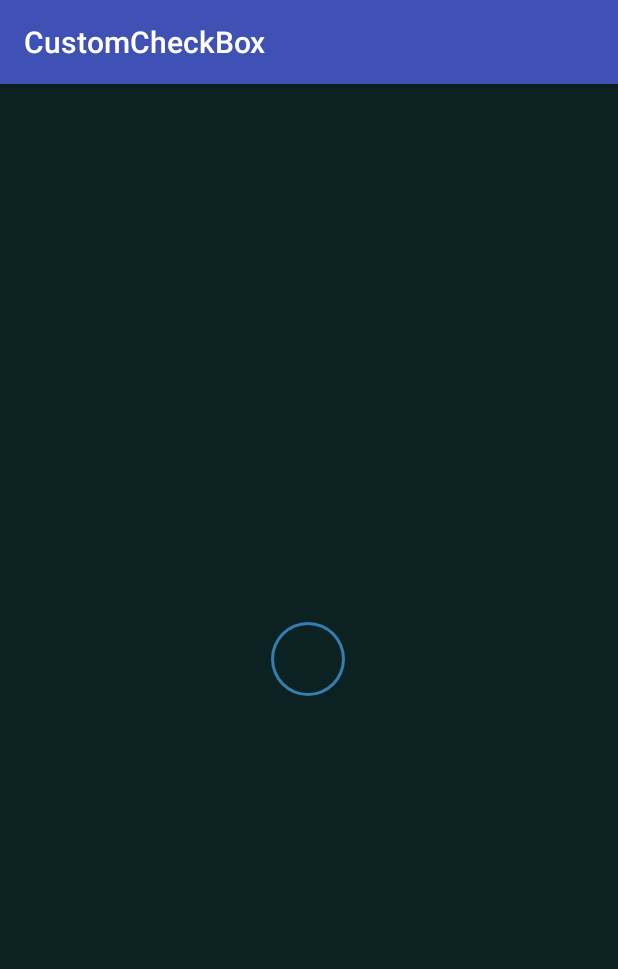
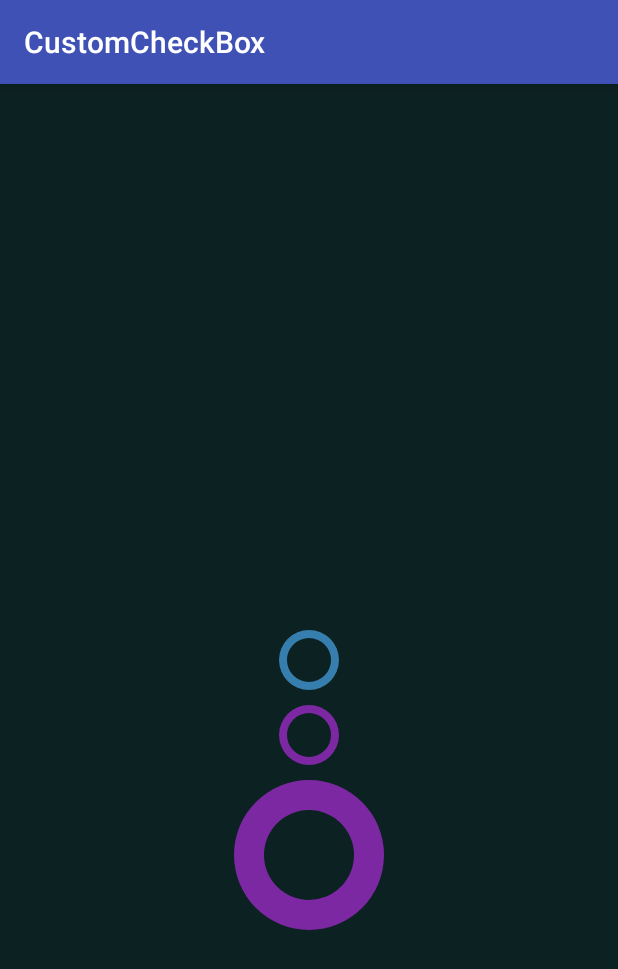
Before and after one commit to caihuanjian/CustomCheckBox, an Android app: the screen it shows after launch (MainActivity), on a phone screen of 412 x 824 dp. Shown: the top 969 px of the screen. Run offline under Robolectric (Android 15) with nearby library versions, the phone set to English and light mode, and no system bars.

Commit message:
添加自定义属性，颜色渐变

```diff
--- a/app/src/main/java/com/rain/customcheckbox/MainActivity.java
+++ b/app/src/main/java/com/rain/customcheckbox/MainActivity.java
@@ -1,13 +1,32 @@
 package com.rain.customcheckbox;
 
+import android.os.Bundle;
 import android.support.v7.app.AppCompatActivity;
-import android.os.Bundle;
+import android.widget.Toast;
+
+import com.rain.customcheckbox.views.CustomCheckBox;
 
 public class MainActivity extends AppCompatActivity {
+
+    private CustomCheckBox customCheckBox1, customCheckBox2;
 
     @Override
     protected void onCreate(Bundle savedInstanceState) {
         super.onCreate(savedInstanceState);
         setContentView(R.layout.activity_main);
+        customCheckBox1 = (CustomCheckBox) findViewById(R.id.checkbox1);
+        customCheckBox2 = (CustomCheckBox) findViewById(R.id.checkbox2);
+        customCheckBox1.setOnCheckChangedListener(new CustomCheckBox.onCheckChangedListener() {
+            @Override
+            public void onCheckChange(CustomCheckBox checkBox, boolean isChecked) {
+                Toast.makeText(MainActivity.this, "checkbox1 " + (isChecked ? " checked " : "unchecked"), Toast.LENGTH_SHORT).show();
+            }
+        });
+        customCheckBox2.setOnCheckChangedListener(new CustomCheckBox.onCheckChangedListener() {
+            @Override
+            public void onCheckChange(CustomCheckBox checkBox, boolean isChecked) {
+                Toast.makeText(MainActivity.this, "checkbox2 " + (isChecked ? " checked " : "unchecked"), Toast.LENGTH_SHORT).show();
+            }
+        });
     }
 }
--- a/app/src/main/java/com/rain/customcheckbox/views/CustomCheckBox.java
+++ b/app/src/main/java/com/rain/customcheckbox/views/CustomCheckBox.java
@@ -2,6 +2,7 @@ package com.rain.customcheckbox.views;
 
 import android.animation.ValueAnimator;
 import android.content.Context;
+import android.content.res.TypedArray;
 import android.graphics.Canvas;
 import android.graphics.Color;
 import android.graphics.Paint;
@@ -15,13 +16,15 @@ import android.view.View;
 import android.view.animation.Interpolator;
 import android.view.animation.LinearInterpolator;
 
+import com.rain.customcheckbox.R;
+
 /**
  * Created by HwanJ.Choi on 2017-9-20.
  */
 
 public class CustomCheckBox extends View implements View.OnClickListener {
 
-    private static final int DURATION_CHECK = 200;
+    private static final int DURATION_CHECK = 180;
 
     private static final int DEFULT_CHECK_COLOR = Color.WHITE;
     private static final int DEFULT_CIRCLE_COLOR = Color.parseColor("#367eae");
@@ -34,12 +37,17 @@ public class CustomCheckBox extends View implements View.OnClickListener {
     private Path mCheckPathDst;
     private PathMeasure mCheckPathMeasure;
 
-    private int mCicleColor = DEFULT_CIRCLE_COLOR;
-    private int mCheckColor = DEFULT_CHECK_COLOR;
+    private int mStartCircleColor;
+    private int mEndCircleColor;
+
+    private int mCheckColor;
 
     private int mRadius;
     private int mCenterX;
     private int mCenterY;
+
+    private int mCircleLineWidth;
+    private int mCheckLineWidth;
 
     private boolean isCheck;
     private boolean isAnim;
@@ -58,6 +66,13 @@ public class CustomCheckBox extends View implements View.OnClickListener {
 
     public CustomCheckBox(Context context, @Nullable AttributeSet attrs, int defStyleAttr) {
         super(context, attrs, defStyleAttr);
+        TypedArray ta = context.obtainStyledAttributes(attrs, R.styleable.CustomCheckBox);
+        mCheckColor = ta.getColor(R.styleable.CustomCheckBox_check_color, DEFULT_CHECK_COLOR);
+        mStartCircleColor = ta.getColor(R.styleable.CustomCheckBox_circle_color, DEFULT_CIRCLE_COLOR);
+        mEndCircleColor = ta.getColor(R.styleable.CustomCheckBox_circle_color_after, mStartCircleColor);
+        mCircleLineWidth = ta.getDimensionPixelSize(R.styleable.CustomCheckBox_circle_line_width, (int) dpToPx(DEFULT_CIRCLE_LINE_WIDTH));
+        mCheckLineWidth = ta.getDimensionPixelSize(R.styleable.CustomCheckBox_check_line_width, (int) dpToPx(DEFULT_CHECK_LINE_WIDTH));
+        ta.recycle();
         init();
         setOnClickListener(this);
     }
@@ -74,9 +89,9 @@ public class CustomCheckBox extends View implements View.OnClickListener {
 
         mCheckPaint.setColor(mCheckColor);
         mCheckPaint.setStyle(Paint.Style.STROKE);
-        mCheckPaint.setStrokeWidth(dpToPx(DEFULT_CHECK_LINE_WIDTH));
+        mCheckPaint.setStrokeWidth(mCheckLineWidth);
 
-        mCiclePaint.setColor(mCicleColor);
+        mCiclePaint.setColor(mStartCircleColor);
         mCiclePaint.setStyle(Paint.Style.FILL);
         mInterpolator = new LinearInterpolator();
         mCheckPathDst = new Path();
@@ -93,7 +108,8 @@ public class CustomCheckBox extends View implements View.OnClickListener {
         canvas.save();
         Path path = new Path();
         path.addCircle(mCenterX, mCenterY, mRadius, Path.Direction.CW);
-        path.addCircle(mCenterX, mCenterX, (mRadius - DEFULT_CIRCLE_LINE_WIDTH) * mCircleAnimValue, Path.Direction.CCW);
+        path.addCircle(mCenterX, mCenterX, (mRadius - mCircleLineWidth) * mCircleAnimValue, Path.Direction.CCW);
+        mCiclePaint.setColor(evaluate((1 - mCircleAnimValue), mStartCircleColor, mEndCircleColor));
         canvas.drawPath(path, mCiclePaint);
         canvas.restoreToCount(saveCount);
     }
@@ -105,6 +121,27 @@ public class CustomCheckBox extends View implements View.OnClickListener {
         mCheckPathMeasure.getSegment(0, mCheckPathMeasure.getLength() * mCorrectAnimValue, mCheckPathDst, true);
         canvas.drawPath(mCheckPathDst, mCheckPaint);
         canvas.restoreToCount(saveCount);
+    }
+
+    private int evaluate(float fraction, int startValue, int endValue) {
+        if (startValue == endValue) {
+            return startValue;
+        }
+        if (fraction <= 0) {
+            return startValue;
+        }
+        if (fraction >= 1) {
+            return endValue;
+        }
+        float[] hsvStart = new float[3];
+        float[] hsvEnd = new float[3];
+        float[] result = new float[3];
+        Color.colorToHSV(startValue, hsvStart);
+        Color.colorToHSV(endValue, hsvEnd);
+        for (int i = 0; i < hsvStart.length; i++) {
+            result[i] = hsvStart[i] + (hsvEnd[i] - hsvStart[i]) * fraction;
+        }
+        return Color.HSVToColor(result);
     }
 
     @Override
@@ -123,14 +160,14 @@ public class CustomCheckBox extends View implements View.OnClickListener {
         mCenterY = mRadius;
 
         float[] points = new float[6];
-        points[0] = mRadius / 2f + getPaddingLeft();
-        points[1] = mRadius + getPaddingTop();
+        points[0] = mRadius / 2f;
+        points[1] = mRadius;
 
-        points[2] = mRadius * 5f / 6f + getPaddingLeft();
-        points[3] = mRadius + mRadius / 3f + getPaddingTop();
+        points[2] = mRadius * 5f / 6f;
+        points[3] = mRadius + mRadius / 3f;
 
-        points[4] = mRadius * 1.5f + getPaddingLeft();
-        points[5] = mRadius - mRadius / 3f + getPaddingTop();
+        points[4] = mRadius * 1.5f;
+        points[5] = mRadius - mRadius / 3f;
 
         Path path = new Path();
         path.moveTo(points[0], points[1]);
@@ -219,11 +256,15 @@ public class CustomCheckBox extends View implements View.OnClickListener {
 
     private onCheckChangedListener mCheckListener;
 
-    interface onCheckChangedListener {
+    public interface onCheckChangedListener {
         void onCheckChange(CustomCheckBox checkBox, boolean isChecked);
     }
 
     public void setOnCheckChangedListener(onCheckChangedListener listener) {
         mCheckListener = listener;
     }
+
+    public boolean isCheck() {
+        return isCheck;
+    }
 }
--- a/app/src/main/res/layout/activity_main.xml
+++ b/app/src/main/res/layout/activity_main.xml
@@ -4,12 +4,40 @@
     xmlns:tools="http://schemas.android.com/tools"
     android:layout_width="match_parent"
     android:layout_height="match_parent"
-    tools:context="com.rain.customcheckbox.MainActivity"
-    android:background="#0c2121">
+    android:background="#0c2121"
+    tools:context="com.rain.customcheckbox.MainActivity">
 
     <com.rain.customcheckbox.views.CustomCheckBox
-        android:layout_width="50dp"
-        android:layout_height="50dp"
-        android:layout_centerInParent="true"/>
+        android:id="@+id/checkbox1"
+        android:layout_width="40dp"
+        android:layout_height="40dp"
+        android:layout_centerInParent="true"
+        app:check_line_width="3dp"
+        app:circle_color_after="#04a8fa"
+        app:circle_line_width="5dp" />
 
+    <com.rain.customcheckbox.views.CustomCheckBox
+        android:id="@+id/checkbox2"
+        android:layout_width="40dp"
+        android:layout_height="40dp"
+        android:layout_below="@id/checkbox1"
+        android:layout_centerInParent="true"
+        android:layout_marginTop="10dp"
+        app:check_line_width="5dp"
+        app:circle_color="#7c28a3"
+        app:circle_color_after="#f40c9b"
+        app:circle_line_width="5dp" />
+
+    <com.rain.customcheckbox.views.CustomCheckBox
+        android:layout_width="100dp"
+        android:layout_height="100dp"
+        android:layout_below="@id/checkbox2"
+        android:layout_centerInParent="true"
+        android:layout_marginTop="10dp"
+        app:check_line_width="15dp"
+        app:circle_color="#7c28a3"
+        app:circle_color_after="#f40c9b"
+        app:circle_line_width="20dp"
+
+        />
 </RelativeLayout>
--- /dev/null
+++ b/app/src/main/res/values/attr.xml
@@ -0,0 +1,10 @@
+<?xml version="1.0" encoding="utf-8"?>
+<resources>
+    <declare-styleable name="CustomCheckBox">
+        <attr name="check_line_width" format="dimension"></attr>
+        <attr name="circle_line_width" format="dimension"></attr>
+        <attr name="check_color" format="color|reference"></attr>
+        <attr name="circle_color" format="color|reference"></attr>
+        <attr name="circle_color_after" format="color|reference"></attr>
+    </declare-styleable>
+</resources>
```
